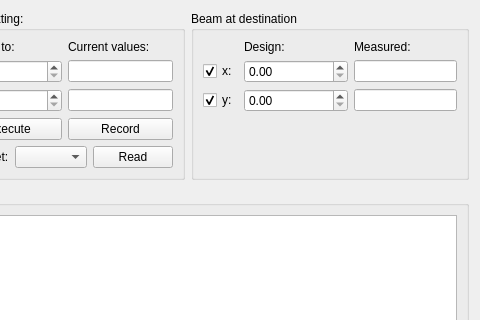
Old version of the form madqt/online/ovm_dialog.ui in the repository hibtc/madgui; both pictures show x 104 to 584 and y 0 to 320 of the 584 by 695 pixel window.
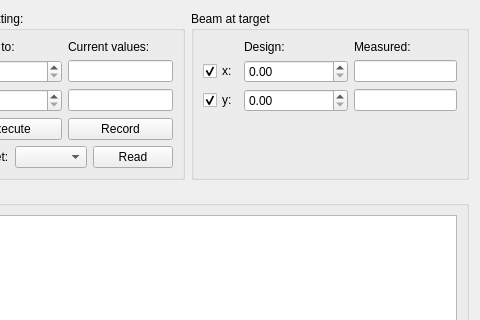
New version of the form. Custom widgets are drawn as their Qt base class.

Commit message: Be more accurate about element/param names in dialog

The edit to the form file:
```diff
--- a/madqt/online/ovm_dialog.ui
+++ b/madqt/online/ovm_dialog.ui
@@ -128,7 +128,7 @@
    <item row="0" column="1">
     <widget class="QGroupBox" name="group_beam">
      <property name="title">
-      <string>Beam at destination</string>
+      <string>Beam at target</string>
      </property>
      <layout class="QGridLayout" name="group_beam_layout" columnstretch="0,1,1">
       <item row="0" column="1">
```
The commit also changes 1 other file.
